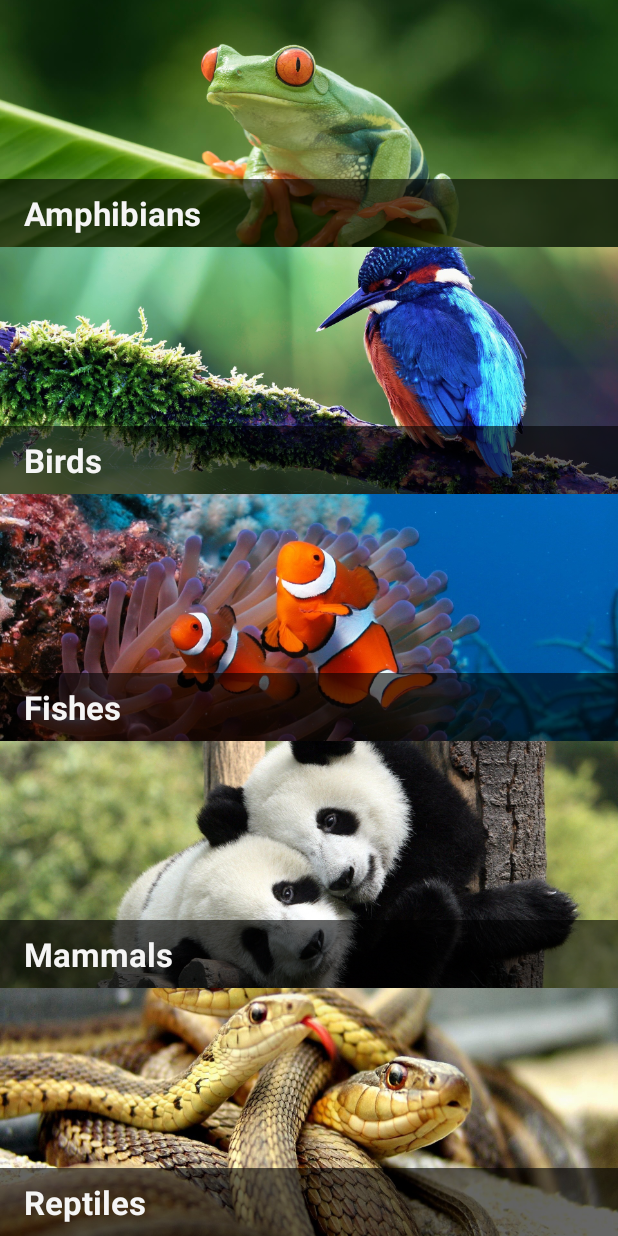
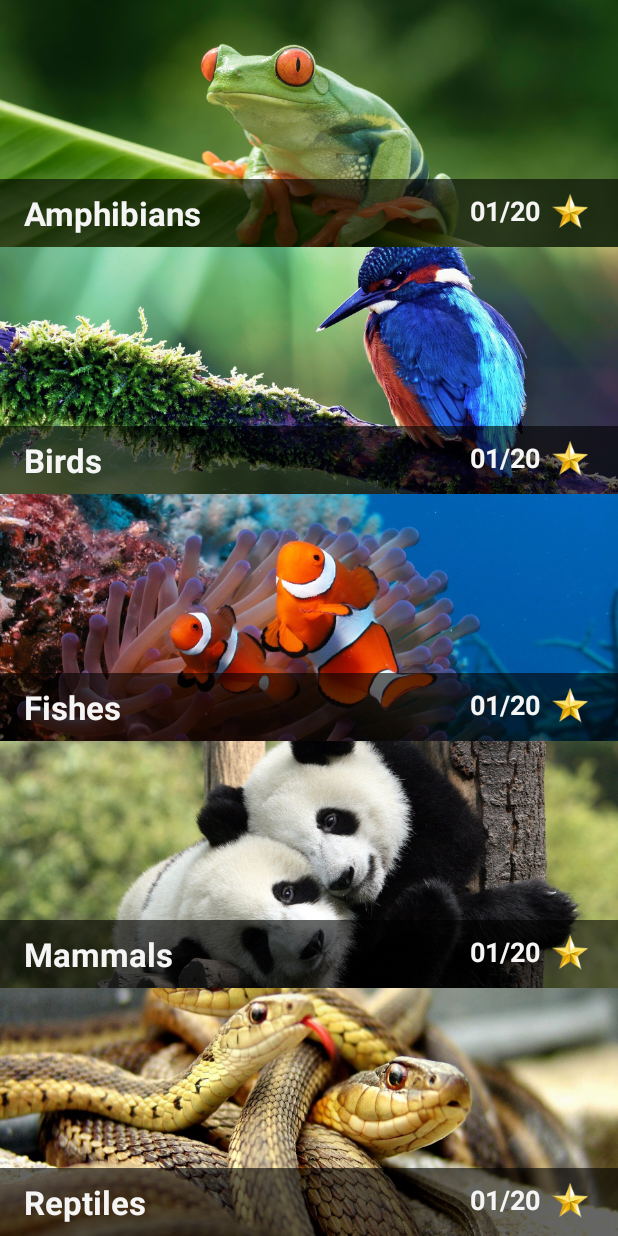
Before and after one commit to mnl-assasin/AnimalTrivia-AndroidJava, an Android app: the CategoryActivity screen opened directly, with no data from a screen before it, on a phone screen of 412 x 824 dp. Run offline under Robolectric (Android 15) with nearby library versions, the phone set to English and light mode, and no system bars; our stand-ins replace ButterKnife; 2 statements that could not run were skipped.

Commit message:
Update: Try to get it

```diff
--- a/app/src/main/java/com/pwucdcec/animaltrivia/AnimalInformationActivity.java
+++ b/app/src/main/java/com/pwucdcec/animaltrivia/AnimalInformationActivity.java
@@ -31,7 +31,7 @@ public class AnimalInformationActivity extends AppCompatActivity {
         setContentView(R.layout.activity_animal_information);
         ButterKnife.bind(this);
 
-        initData();
+//        initData();
     }
 
     private void initData() {
--- a/app/src/main/java/com/pwucdcec/animaltrivia/CategoryActivity.java
+++ b/app/src/main/java/com/pwucdcec/animaltrivia/CategoryActivity.java
@@ -2,11 +2,16 @@ package com.pwucdcec.animaltrivia;
 
 import android.content.Intent;
 import android.os.Bundle;
+import android.support.annotation.NonNull;
 import android.support.v7.app.AppCompatActivity;
 import android.view.View;
 import android.widget.RelativeLayout;
+import android.widget.TextView;
+
+import java.util.List;
 
 import butterknife.BindView;
+import butterknife.BindViews;
 import butterknife.ButterKnife;
 import butterknife.OnClick;
 
@@ -23,11 +28,29 @@ public class CategoryActivity extends AppCompatActivity {
     @BindView(R.id.containerReptiles)
     RelativeLayout containerReptiles;
 
+    @BindViews({R.id.progressAmphibians, R.id.progressBirds, R.id.progressFish, R.id.progressMammals, R.id.progressReptiles})
+    List<TextView> tvProgress;
+
     @Override
     protected void onCreate(Bundle savedInstanceState) {
         super.onCreate(savedInstanceState);
         setContentView(R.layout.activity_category);
         ButterKnife.bind(this);
+
+        initData();
+    }
+
+    private void initData(){
+
+        ButterKnife.Action<TextView> progressAction = new ButterKnife.Action<TextView>() {
+            @Override
+            public void apply(@NonNull TextView view, int index) {
+                view.setText(DatabaseHelper.getProgress(getApplication(), index));
+            }
+        };
+
+        ButterKnife.apply(tvProgress, progressAction);
+
     }
 
     @OnClick({R.id.containerAmphibians, R.id.containerBirds, R.id.containerFish, R.id.containerMammals, R.id.containerReptiles})
--- a/app/src/main/java/com/pwucdcec/animaltrivia/CategoryPreviewActivity.java
+++ b/app/src/main/java/com/pwucdcec/animaltrivia/CategoryPreviewActivity.java
@@ -35,7 +35,6 @@ public class CategoryPreviewActivity extends AppCompatActivity implements View.O
         super.onCreate(savedInstanceState);
         setContentView(R.layout.activity_category_preview);
         ButterKnife.bind(this);
-
 
     }
 
--- a/app/src/main/java/com/pwucdcec/animaltrivia/DatabaseHelper.java
+++ b/app/src/main/java/com/pwucdcec/animaltrivia/DatabaseHelper.java
@@ -398,6 +398,12 @@ public class DatabaseHelper extends SQLiteOpenHelper {
         values.put("isSolved", 1);
         db.update(TABLE_NAME, values, "category =? AND id =?", new String[]{String.valueOf(category), String.valueOf(id)});
 
+    }
 
+    public static String getProgress(Context ctx, int category) {
+        SQLiteDatabase db = getWritableSQL(ctx);
+        Cursor cursor = db.query(TABLE_NAME, null, "category =? AND isSolved =?", new String[]{String.valueOf(category), "1"}, null, null, null);
+
+        return String.format("2d", cursor.getCount()) + " / 20";
     }
 }
--- a/app/src/main/java/com/pwucdcec/animaltrivia/GameActivity.java
+++ b/app/src/main/java/com/pwucdcec/animaltrivia/GameActivity.java
@@ -21,7 +21,7 @@ import butterknife.BindView;
 import butterknife.BindViews;
 import butterknife.ButterKnife;
 
-public class GameActivity extends AppCompatActivity {
+public class  GameActivity extends AppCompatActivity {
 
     String TAG = "LOG_" + GameActivity.class.getSimpleName();
 
@@ -63,7 +63,9 @@ public class GameActivity extends AppCompatActivity {
         int index = extras.getInt(Const.BUNDLEKEY_INDEX);
 
         container.setBackgroundResource(Const.GAME_BACKGROUND[category]);
+
         item = DatabaseHelper.getAnimalItem(this, category, index);
+
         Log.d(TAG, "Name: " + item.getName() + " Drawable: " + item.getDrawable());
 
         Picasso.with(this).load(item.getDrawable()).into(imageView);
--- a/app/src/main/res/layout/activity_category.xml
+++ b/app/src/main/res/layout/activity_category.xml
@@ -32,6 +32,24 @@
             android:textColor="@color/textColorWhite"
             android:textStyle="bold" />
 
+        <TextView
+            android:id="@+id/progressAmphibians"
+            android:layout_width="wrap_content"
+            android:layout_height="wrap_content"
+            android:layout_alignParentBottom="true"
+            android:layout_alignParentRight="true"
+            android:drawablePadding="4dp"
+            android:drawableRight="@drawable/ic_star"
+            android:gravity="center"
+            android:paddingBottom="8dp"
+            android:paddingRight="16dp"
+            android:paddingTop="8dp"
+            android:text="01/20"
+            android:textAppearance="?android:attr/textAppearanceMedium"
+            android:textColor="@color/textColorWhite"
+            android:textStyle="bold" />
+
+
     </RelativeLayout>
 
     <RelativeLayout
@@ -56,6 +74,23 @@
             android:paddingTop="8dp"
             android:text="@string/category2"
             android:textAppearance="?android:attr/textAppearanceLarge"
+            android:textColor="@color/textColorWhite"
+            android:textStyle="bold" />
+
+        <TextView
+            android:id="@+id/progressBirds"
+            android:layout_width="wrap_content"
+            android:layout_height="wrap_content"
+            android:layout_alignParentBottom="true"
+            android:layout_alignParentRight="true"
+            android:drawablePadding="4dp"
+            android:drawableRight="@drawable/ic_star"
+            android:gravity="center"
+            android:paddingBottom="8dp"
+            android:paddingRight="16dp"
+            android:paddingTop="8dp"
+            android:text="01/20"
+            android:textAppearance="?android:attr/textAppearanceMedium"
             android:textColor="@color/textColorWhite"
             android:textStyle="bold" />
 
@@ -86,6 +121,23 @@
             android:textColor="@color/textColorWhite"
             android:textStyle="bold" />
 
+        <TextView
+            android:id="@+id/progressFish"
+            android:layout_width="wrap_content"
+            android:layout_height="wrap_content"
+            android:layout_alignParentBottom="true"
+            android:layout_alignParentRight="true"
+            android:drawablePadding="4dp"
+            android:drawableRight="@drawable/ic_star"
+            android:gravity="center"
+            android:paddingBottom="8dp"
+            android:paddingRight="16dp"
+            android:paddingTop="8dp"
+            android:text="01/20"
+            android:textAppearance="?android:attr/textAppearanceMedium"
+            android:textColor="@color/textColorWhite"
+            android:textStyle="bold" />
+
     </RelativeLayout>
 
     <RelativeLayout
@@ -110,6 +162,23 @@
             android:paddingTop="8dp"
             android:text="@string/category4"
             android:textAppearance="?android:attr/textAppearanceLarge"
+            android:textColor="@color/textColorWhite"
+            android:textStyle="bold" />
+
+        <TextView
+            android:id="@+id/progressMammals"
+            android:layout_width="wrap_content"
+            android:layout_height="wrap_content"
+            android:layout_alignParentBottom="true"
+            android:layout_alignParentRight="true"
+            android:drawablePadding="4dp"
+            android:drawableRight="@drawable/ic_star"
+            android:gravity="center"
+            android:paddingBottom="8dp"
+            android:paddingRight="16dp"
+            android:paddingTop="8dp"
+            android:text="01/20"
+            android:textAppearance="?android:attr/textAppearanceMedium"
             android:textColor="@color/textColorWhite"
             android:textStyle="bold" />
 
@@ -140,6 +209,23 @@
             android:textColor="@color/textColorWhite"
             android:textStyle="bold" />
 
+        <TextView
+            android:id="@+id/progressReptiles"
+            android:layout_width="wrap_content"
+            android:layout_height="wrap_content"
+            android:layout_alignParentBottom="true"
+            android:layout_alignParentRight="true"
+            android:drawablePadding="4dp"
+            android:drawableRight="@drawable/ic_star"
+            android:gravity="center"
+            android:paddingBottom="8dp"
+            android:paddingRight="16dp"
+            android:paddingTop="8dp"
+            android:text="01/20"
+            android:textAppearance="?android:attr/textAppearanceMedium"
+            android:textColor="@color/textColorWhite"
+            android:textStyle="bold" />
+
     </RelativeLayout>
 
 
```
Also changed, not shown: app/src/main/res/layout/activity_animal_information.xml (+18 -19 lines), app/src/main/res/drawable-nodpi/ic_star.png (added), app/src/main/res/drawable-xhdpi/ic_star.png (added), app/src/main/res/drawable-xxhdpi/ic_star.png (added).
